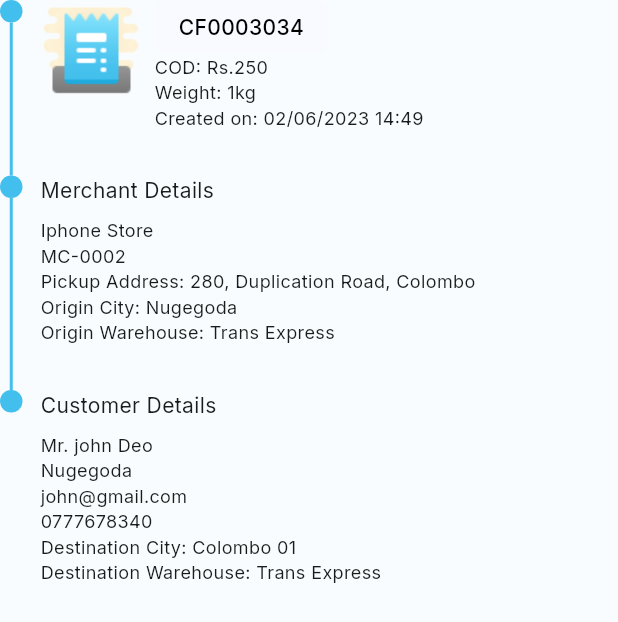
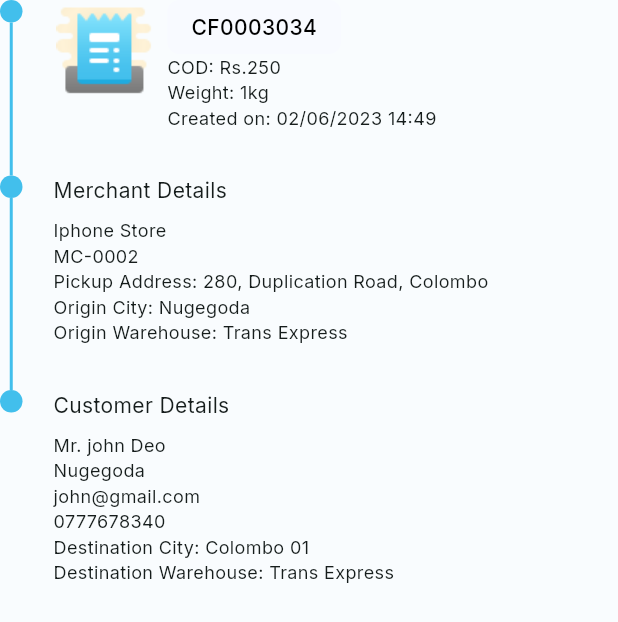
Before and after one commit to SivaranjanVithushan/merchant_app, a Flutter app: the CustomStepper widget shown alone on an empty page, opened directly, on a phone screen of 412 x 824 dp. Shown: the top 622 px of the screen. Run offline on Flutter 3.47's test engine with Material 3 defaults, Android fonts, the phone set to English and light mode, and no system bars; our stand-ins replace google_fonts.

Commit message:
Refactor color schemes and stepper widget

```diff
--- a/lib/core/theme_data/colour_scheme.dart
+++ b/lib/core/theme_data/colour_scheme.dart
@@ -81,6 +81,8 @@ final ColorScheme darkColorScheme = ColorScheme(
   tertiary: primaryLighter,
   onTertiaryContainer: primaryLighter,
   surfaceTint: Colors.black,
+  background: const Color(0xff1A1D1F),
+  onBackground: Colors.white,
 );
 
 // Light theme data
@@ -100,4 +102,6 @@ final ColorScheme lightColorScheme = ColorScheme(
   tertiary: primaryLighter,
   onTertiaryContainer: primaryLighter,
   surfaceTint: primaryDefault,
+  background: const Color(0xffF9FCFE),
+  onBackground: const Color(0xff161D1C),
 );
--- a/lib/module/shared/custom_stepper.dart
+++ b/lib/module/shared/custom_stepper.dart
@@ -34,7 +34,7 @@ class CustomStepper extends StatelessWidget {
                     ),
                 ],
               ),
-              const SizedBox(width: 12),
+              SizedBox(width: MediaQuery.of(context).size.width * 0.05),
               Expanded(
                 child: Column(
                   crossAxisAlignment: CrossAxisAlignment.start,
--- a/lib/module/shared/expansion_widget.dart
+++ b/lib/module/shared/expansion_widget.dart
@@ -1,5 +1,4 @@
 import 'package:flutter/material.dart';
-
 import '../../core/theme_data/text_theme.dart';
 
 class ExpandableContainer extends StatefulWidget {
@@ -34,7 +33,8 @@ class _ExpandableContainerState extends State<ExpandableContainer> {
   @override
   Widget build(BuildContext context) {
     return InkWell(
-      overlayColor: const WidgetStatePropertyAll(Colors.transparent),
+      // overlayColor: const WidgetStatePropertyAll(Colors.transparent),
+      overlayColor: MaterialStateProperty.all(Colors.transparent),
       onTap: () {
         setState(() {
           isExpanded = !isExpanded;
--- a/pubspec.yaml
+++ b/pubspec.yaml
@@ -4,15 +4,13 @@ publish_to: 'none'
 version: 0.1.0
 
 environment:
-  sdk: ^3.5.3
+  sdk: ^3.3.4
 
 dependencies:
   enhance_stepper: ^1.0.1
   flutter:
     sdk: flutter
-  go_router: ^14.2.7
   google_fonts: ^6.2.1
-  stepper_list_view: ^0.0.2
   url_launcher: ^6.3.0
 
 dev_dependencies:
```
Also changed, not shown: pubspec.lock.
